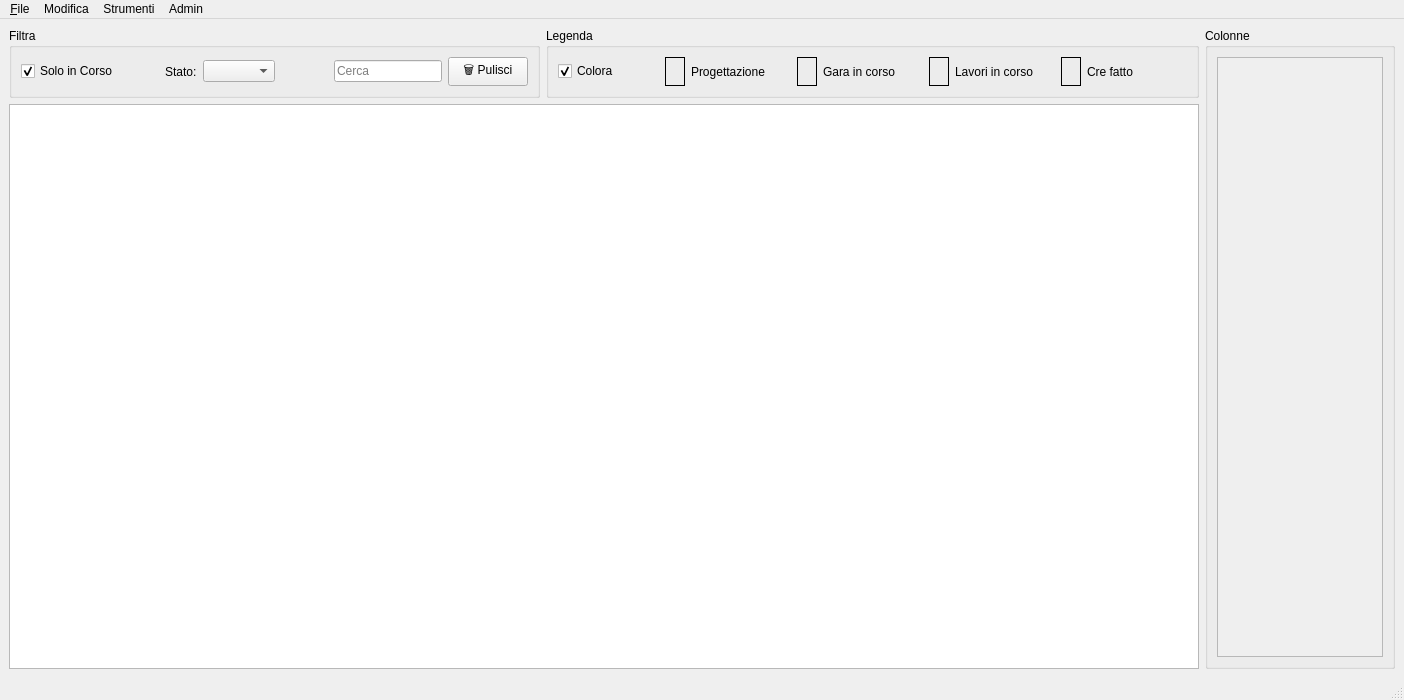
Before: the Qt Designer form mainwindow.ui in tarateo78/Praticometro, drawn with Qt 5.
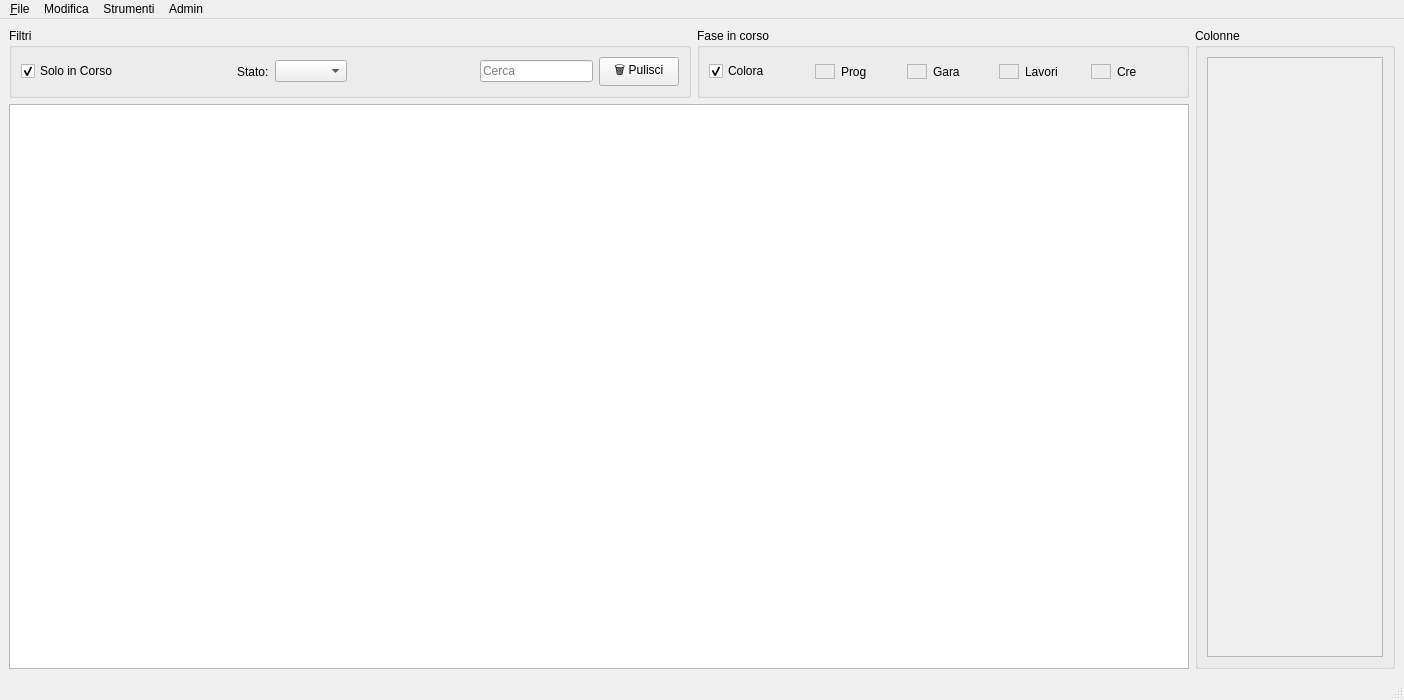
After: the same form once the commit is applied. Icons and pictures are not drawn.

Commit message: Aggiustamenti grafici

Diff of the .ui file:
```diff
--- a/mainwindow.ui
+++ b/mainwindow.ui
@@ -28,7 +28,7 @@
           <item>
            <widget class="QGroupBox" name="groupBox_3">
             <property name="title">
-             <string>Filtra</string>
+             <string>Filtri</string>
             </property>
             <layout class="QVBoxLayout" name="verticalLayout_7">
              <item>
@@ -139,13 +139,19 @@
           <item>
            <widget class="QGroupBox" name="groupBox">
             <property name="title">
-             <string>Legenda</string>
+             <string>Fase in corso</string>
             </property>
             <layout class="QVBoxLayout" name="verticalLayout">
              <item>
               <layout class="QHBoxLayout" name="horizontalLayout_8">
                <item>
                 <widget class="QCheckBox" name="coloraCheck">
+                 <property name="minimumSize">
+                  <size>
+                   <width>100</width>
+                   <height>0</height>
+                  </size>
+                 </property>
                  <property name="text">
                   <string>Colora</string>
                  </property>
@@ -154,19 +160,6 @@
                  </property>
                 </widget>
                </item>
-               <item>
-                <spacer name="horizontalSpacer_2">
-                 <property name="orientation">
-                  <enum>Qt::Horizontal</enum>
-                 </property>
-                 <property name="sizeHint" stdset="0">
-                  <size>
-                   <width>40</width>
-                   <height>20</height>
-                  </size>
-                 </property>
-                </spacer>
-               </item>
                <item>
                 <layout class="QHBoxLayout" name="horizontalLayout_3">
                  <item>
@@ -174,11 +167,20 @@
                    <property name="minimumSize">
                     <size>
                      <width>20</width>
-                     <height>0</height>
+                     <height>15</height>
+                    </size>
+                   </property>
+                   <property name="maximumSize">
+                    <size>
+                     <width>16777215</width>
+                     <height>15</height>
                     </size>
                    </property>
                    <property name="frameShape">
-                    <enum>QFrame::Box</enum>
+                    <enum>QFrame::StyledPanel</enum>
+                   </property>
+                   <property name="frameShadow">
+                    <enum>QFrame::Plain</enum>
                    </property>
                    <property name="text">
                     <string/>
@@ -189,12 +191,12 @@
                   <widget class="QLabel" name="label_2">
                    <property name="minimumSize">
                     <size>
-                     <width>100</width>
+                     <width>60</width>
                      <height>0</height>
                     </size>
                    </property>
                    <property name="text">
-                    <string>Progettazione</string>
+                    <string>Prog</string>
                    </property>
                   </widget>
                  </item>
@@ -203,11 +205,20 @@
                    <property name="minimumSize">
                     <size>
                      <width>20</width>
-                     <height>0</height>
+                     <height>15</height>
+                    </size>
+                   </property>
+                   <property name="maximumSize">
+                    <size>
+                     <width>16777215</width>
+                     <height>15</height>
                     </size>
                    </property>
                    <property name="frameShape">
-                    <enum>QFrame::Box</enum>
+                    <enum>QFrame::StyledPanel</enum>
+                   </property>
+                   <property name="frameShadow">
+                    <enum>QFrame::Plain</enum>
                    </property>
                    <property name="text">
                     <string/>
@@ -218,12 +229,12 @@
                   <widget class="QLabel" name="label_5">
                    <property name="minimumSize">
                     <size>
-                     <width>100</width>
+                     <width>60</width>
                      <height>0</height>
                     </size>
                    </property>
                    <property name="text">
-                    <string>Gara in corso</string>
+                    <string>Gara</string>
                    </property>
                   </widget>
                  </item>
@@ -232,11 +243,20 @@
                    <property name="minimumSize">
                     <size>
                      <width>20</width>
-                     <height>0</height>
+                     <height>15</height>
+                    </size>
+                   </property>
+                   <property name="maximumSize">
+                    <size>
+                     <width>16777215</width>
+                     <height>15</height>
                     </size>
                    </property>
                    <property name="frameShape">
-                    <enum>QFrame::Box</enum>
+                    <enum>QFrame::StyledPanel</enum>
+                   </property>
+                   <property name="frameShadow">
+                    <enum>QFrame::Plain</enum>
                    </property>
                    <property name="text">
                     <string/>
@@ -247,12 +267,12 @@
                   <widget class="QLabel" name="label_3">
                    <property name="minimumSize">
                     <size>
-                     <width>100</width>
+                     <width>60</width>
                      <height>0</height>
                     </size>
                    </property>
                    <property name="text">
-                    <string>Lavori in corso</string>
+                    <string>Lavori</string>
                    </property>
                   </widget>
                  </item>
@@ -261,11 +281,20 @@
                    <property name="minimumSize">
                     <size>
                      <width>20</width>
-                     <height>0</height>
+                     <height>15</height>
+                    </size>
+                   </property>
+                   <property name="maximumSize">
+                    <size>
+                     <width>16777215</width>
+                     <height>15</height>
                     </size>
                    </property>
                    <property name="frameShape">
-                    <enum>QFrame::Box</enum>
+                    <enum>QFrame::StyledPanel</enum>
+                   </property>
+                   <property name="frameShadow">
+                    <enum>QFrame::Plain</enum>
                    </property>
                    <property name="text">
                     <string/>
@@ -276,12 +305,12 @@
                   <widget class="QLabel" name="label_4">
                    <property name="minimumSize">
                     <size>
-                     <width>100</width>
+                     <width>60</width>
                      <height>0</height>
                     </size>
                    </property>
                    <property name="text">
-                    <string>Cre fatto</string>
+                    <string>Cre</string>
                    </property>
                   </widget>
                  </item>
@@ -313,13 +342,13 @@
        <widget class="QGroupBox" name="groupBoxColonne">
         <property name="minimumSize">
          <size>
-          <width>180</width>
+          <width>200</width>
           <height>0</height>
          </size>
         </property>
         <property name="maximumSize">
          <size>
-          <width>190</width>
+          <width>200</width>
           <height>16777215</height>
          </size>
         </property>
@@ -337,7 +366,7 @@
              <rect>
               <x>0</x>
               <y>0</y>
-              <width>158</width>
+              <width>178</width>
               <height>599</height>
              </rect>
             </property>
```
Left out of the diff: 2 changed lines with no effect on the pictures. The commit also changes 1 other file.
